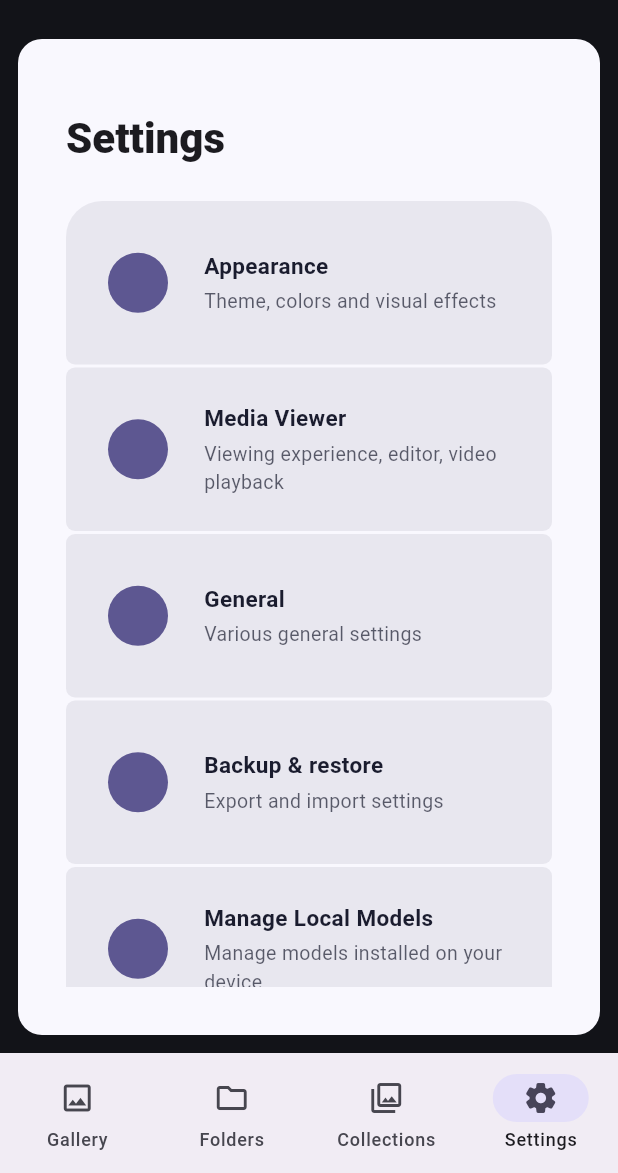
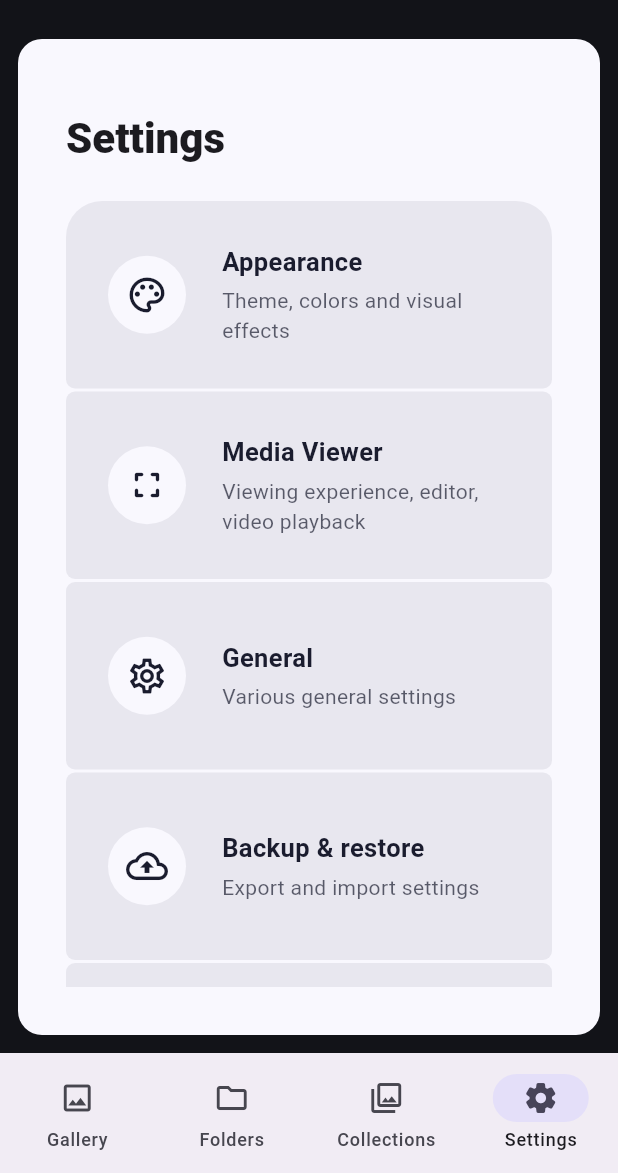
Before and after one commit to ratherpixelate/omaly, a Flutter app: the screen it shows after launch, item 4 of the bottom bar chosen, on a phone screen of 412 x 824 dp, the part 63-1236 px from its top. Run offline on Flutter 3.47's test engine with Material 3 defaults, Android fonts, the phone set to English and light mode, and no system bars; our stand-ins replace google_fonts; missing offline and left inert: media_kit, media_kit_video; network calls fail.

Commit message:
feat: morph gallery action buttons from 32px rounded square to circle when active

```diff
--- a/frontend/lib/pages/pages.dart
+++ b/frontend/lib/pages/pages.dart
@@ -289,22 +289,40 @@ class _GalleryPageState extends State<GalleryPage> {
     );
   }
 
-  /// Circular icon button matching the search field's height and fill, tinted
-  /// #DBE2FF with dark glyphs when [active].
+  /// Square icon button matching the search field's height and fill.
+  ///
+  /// Rests as a rounded rectangle (32px corners) and becomes a full circle
+  /// when [active], which is also when it takes the #DBE2FF tint and dark
+  /// glyph. The shape change is animated so the morph reads as one control.
   Widget _roundIconButton({
     required IconData icon,
     required bool active,
     required VoidCallback onTap,
   }) {
+    // A square needs radius == half its side to render as a full circle.
+    final restingRadius = BorderRadius.circular(32);
+    final activeRadius = BorderRadius.circular(_kSearchHeight / 2);
+
+    return TweenAnimationBuilder<BorderRadius?>(
+      tween: BorderRadiusTween(
+        begin: restingRadius,
+        end: active ? activeRadius : restingRadius,
+      ),
+      duration: const Duration(milliseconds: 200),
+      curve: Curves.easeOut,
+      builder: (context, radius, _) {
         return Material(
           color: active
               ? const Color(0xFFDBE2FF)
               : Theme.of(context).colorScheme.surfaceContainerHighest
                     .withValues(alpha: 0.6),
-      shape: const CircleBorder(),
+          shape: RoundedRectangleBorder(borderRadius: radius ?? restingRadius),
           clipBehavior: Clip.antiAlias,
           child: InkWell(
-        customBorder: const CircleBorder(),
+            // customBorder needs a non-null radius; the tween never yields null.
+            customBorder: RoundedRectangleBorder(
+              borderRadius: radius ?? restingRadius,
+            ),
             onTap: onTap,
             child: SizedBox(
               width: _kSearchHeight,
@@ -318,6 +336,8 @@ class _GalleryPageState extends State<GalleryPage> {
               ),
             ),
           ),
+        );
+      },
     );
   }
 
@@ -1236,6 +1256,19 @@ class SettingsPage extends StatelessWidget {
     'About': 'Know more about the application',
   };
 
+  /// Icon per settings row — the Material equivalents of the Android
+  /// drawables each row was specified with (palette_24, fullscreen_24,
+  /// settings_24, backup_24, manage_accounts_24, robot_2_24, info_24).
+  static const Map<String, IconData> _icons = {
+    'Appearance': Icons.palette_outlined,
+    'Media Viewer': Icons.fullscreen_rounded,
+    'General': Icons.settings_outlined,
+    'Backup & restore': Icons.backup_outlined,
+    'Manage Local Models': Icons.manage_accounts_outlined,
+    'Smart Features': Icons.smart_toy_outlined,
+    'About': Icons.info_outline_rounded,
+  };
+
   @override
   Widget build(BuildContext context) {
     final theme = Theme.of(context);
@@ -1261,6 +1294,7 @@ class SettingsPage extends StatelessWidget {
                 itemBuilder: (context, i) => _SettingsCard(
                   label: _items[i],
                   body: _bodies[_items[i]] ?? '',
+                  icon: _icons[_items[i]],
                   radius: BorderRadius.vertical(
                     top: Radius.circular(i == 0 ? 24 : 6),
                     bottom: Radius.circular(i == _items.length - 1 ? 24 : 6),
@@ -1281,11 +1315,15 @@ class _SettingsCard extends StatelessWidget {
   const _SettingsCard({
     required this.label,
     required this.body,
+    this.icon,
     this.radius = BorderRadius.zero,
   });
 
   final String label;
   final String body;
+
+  /// Icon shown inside the leading circle.
+  final IconData? icon;
 
   /// Corner radius — the first card gets a rounder top, the last a rounder
   /// bottom, so the stack reads as one grouped list.
@@ -1307,18 +1345,29 @@ class _SettingsCard extends StatelessWidget {
         splashColor: Colors.white.withValues(alpha: 0.06),
         highlightColor: Colors.white.withValues(alpha: 0.02),
         child: SizedBox(
-          height: 109,
+          height: 125,
           child: Padding(
             padding: const EdgeInsets.symmetric(horizontal: 28, vertical: 16),
             child: Row(
               children: [
-                // Circle on the left of the title and body.
+                // Circle on the left of the title and body. Light mode uses the
+                // light brand colour, dark mode keeps the near-black one.
                 Container(
-                  width: 40,
-                  height: 40,
+                  width: 52,
+                  height: 52,
                   decoration: BoxDecoration(
-                    color: Theme.of(context).colorScheme.primary,
+                    color: isDark
+                        ? const Color(0xFF17181E)
+                        : const Color(0xFFF9F8FE),
                     shape: BoxShape.circle,
+                  ),
+                  child: icon == null
+                      ? null
+                      : Icon(
+                          icon,
+                          size: 28,
+                          // Glyph contrast follows the circle it sits on.
+                          color: isDark ? Colors.white70 : textColor,
                         ),
                 ),
                 const SizedBox(width: 24),
@@ -1330,7 +1379,7 @@ class _SettingsCard extends StatelessWidget {
                       Text(
                         label,
                         style: TextStyle(
-                          fontSize: 15,
+                          fontSize: 17,
                           fontWeight: FontWeight.w700,
                           color: textColor,
                         ),
@@ -1341,7 +1390,7 @@ class _SettingsCard extends StatelessWidget {
                         maxLines: 2,
                         overflow: TextOverflow.ellipsis,
                         style: TextStyle(
-                          fontSize: 13,
+                          fontSize: 14,
                           color: textColor.withValues(alpha: 0.7),
                         ),
                       ),
```
Lines whose indentation alone changed are shown as unchanged.
